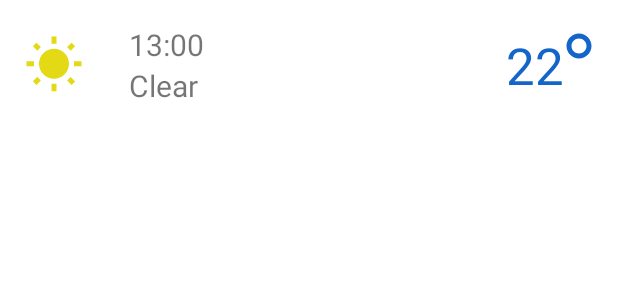
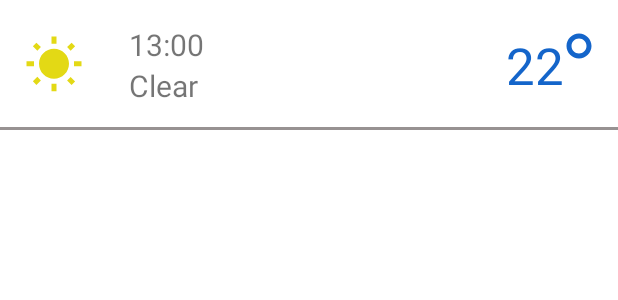
Before and after one commit to dmitryman850/WeatherApplication, an Android app: the layout item_forecast_weather.xml on its own in the app's theme, with its tools: preview values and no code run, on a phone screen of 412 x 824 dp. Shown: the top 300 px of the screen. Run offline under Robolectric (Android 15) with nearby library versions, the phone set to English and light mode, and no system bars.

Commit message:
add ForecastAdapter

```diff
--- a/app/src/main/res/layout/fragment_forecast.xml
+++ b/app/src/main/res/layout/fragment_forecast.xml
@@ -22,7 +22,6 @@
         android:id="@+id/v_hor_line"
         android:layout_width="match_parent"
         android:layout_height="2dp"
-        android:layout_marginTop="4dp"
         android:background="@drawable/horizontal_gradient_line"
         app:layout_constraintEnd_toEndOf="parent"
         app:layout_constraintStart_toStartOf="parent"
--- a/app/src/main/res/layout/item_forecast_weather.xml
+++ b/app/src/main/res/layout/item_forecast_weather.xml
@@ -3,14 +3,14 @@
     xmlns:app="http://schemas.android.com/apk/res-auto"
     xmlns:tools="http://schemas.android.com/tools"
     android:layout_width="match_parent"
-    android:layout_height="wrap_content"
-    android:paddingHorizontal="16dp"
-    android:paddingVertical="16dp">
+    android:layout_height="wrap_content">
 
     <View
         android:id="@+id/v_type_weather"
         android:layout_width="40dp"
         android:layout_height="40dp"
+        android:layout_marginVertical="16dp"
+        android:layout_marginStart="16dp"
         android:background="@drawable/ic_sun_tab"
         android:backgroundTint="@color/today_yellow"
         app:layout_constraintBottom_toBottomOf="parent"
@@ -22,6 +22,7 @@
         android:layout_width="wrap_content"
         android:layout_height="wrap_content"
         android:layout_marginStart="30dp"
+        android:layout_marginTop="16dp"
         android:textSize="20dp"
         app:layout_constraintBottom_toTopOf="@id/tv_cloud"
         app:layout_constraintStart_toEndOf="@id/v_type_weather"
@@ -32,8 +33,9 @@
         android:id="@+id/tv_cloud"
         android:layout_width="wrap_content"
         android:layout_height="wrap_content"
+        android:layout_marginBottom="16dp"
         android:textSize="20dp"
-        app:layout_constraintBaseline_toBottomOf="parent"
+        app:layout_constraintBottom_toBottomOf="parent"
         app:layout_constraintStart_toStartOf="@id/tv_time"
         app:layout_constraintTop_toBottomOf="@id/tv_time"
         tools:text="Clear" />
@@ -56,7 +58,16 @@
         android:background="@drawable/ic_circle"
         android:backgroundTint="@color/forecast_blue"
         app:layout_constraintEnd_toEndOf="parent"
+        android:layout_marginEnd="16dp"
         app:layout_constraintTop_toTopOf="@id/tv_temp" />
+
+    <View
+        android:layout_width="match_parent"
+        android:layout_height="2dp"
+        android:background="@color/separator_gray"
+        app:layout_constraintBottom_toBottomOf="parent"
+        app:layout_constraintEnd_toEndOf="parent"
+        app:layout_constraintStart_toStartOf="parent" />
 
 
 </androidx.constraintlayout.widget.ConstraintLayout>
--- a/app/src/main/res/values/strings.xml
+++ b/app/src/main/res/values/strings.xml
@@ -12,4 +12,5 @@
     <string name="weather_hpa_placeholder">%s hPa</string>
     <string name="weather_wind_speed_placeholder">%s km/h</string>
     <string name="weather_rain_mm_placeholder">%s mm</string>
+    <string name="today">Today</string>
 </resources>
```
Also changed, not shown: app/src/main/java/dmitry/man/weatherapplication/app/main/forecast/BaseViewHolderForecast.kt (added, +8 -0 lines), app/src/main/java/dmitry/man/weatherapplication/app/main/forecast/ForecastAdapter.kt (added, +68 -0 lines), app/src/main/java/dmitry/man/weatherapplication/app/main/forecast/ForecastDayOfTheWeekViewHolder.kt (added, +17 -0 lines), app/src/main/java/dmitry/man/weatherapplication/app/main/forecast/ForecastFragment.kt (+12 -0 lines), app/src/main/java/dmitry/man/weatherapplication/app/main/forecast/ForecastWeatherViewHolder.kt (added, +37 -0 lines), app/src/main/res/layout/item_day_of_the_week_forecast_weather.xml (added, +30 -0 lines).
